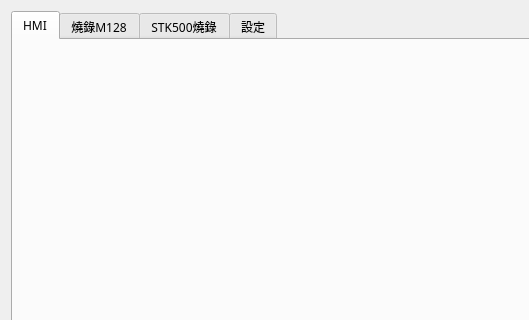
This is ui/mainwindow.ui in mickey9910326/ASA_HMI_Data_Agent as Qt 5 draws it before an edit; both pictures show x 0 to 529 and y 0 to 320 of the 950 by 550 pixel window. The edited form follows.
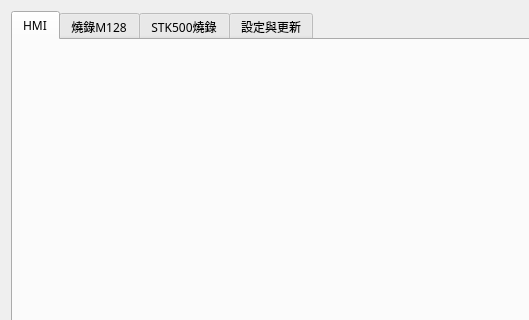
This is the edited form.

Commit message: 加入更新UI

What changed in the file:
```diff
--- a/ui/mainwindow.ui
+++ b/ui/mainwindow.ui
@@ -71,7 +71,7 @@
       </widget>
       <widget class="QWidget" name="tabAdtSettings">
        <attribute name="title">
-        <string>設定</string>
+        <string>設定與更新</string>
        </attribute>
       </widget>
      </widget>
```
The commit also changes 3 other files.
